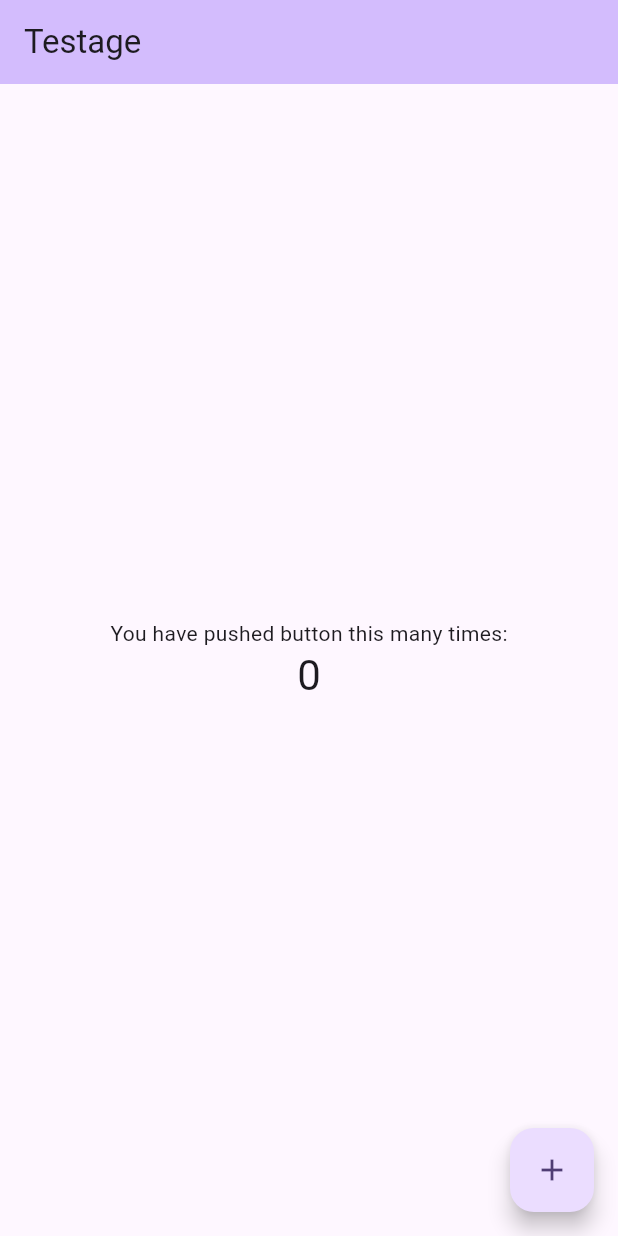
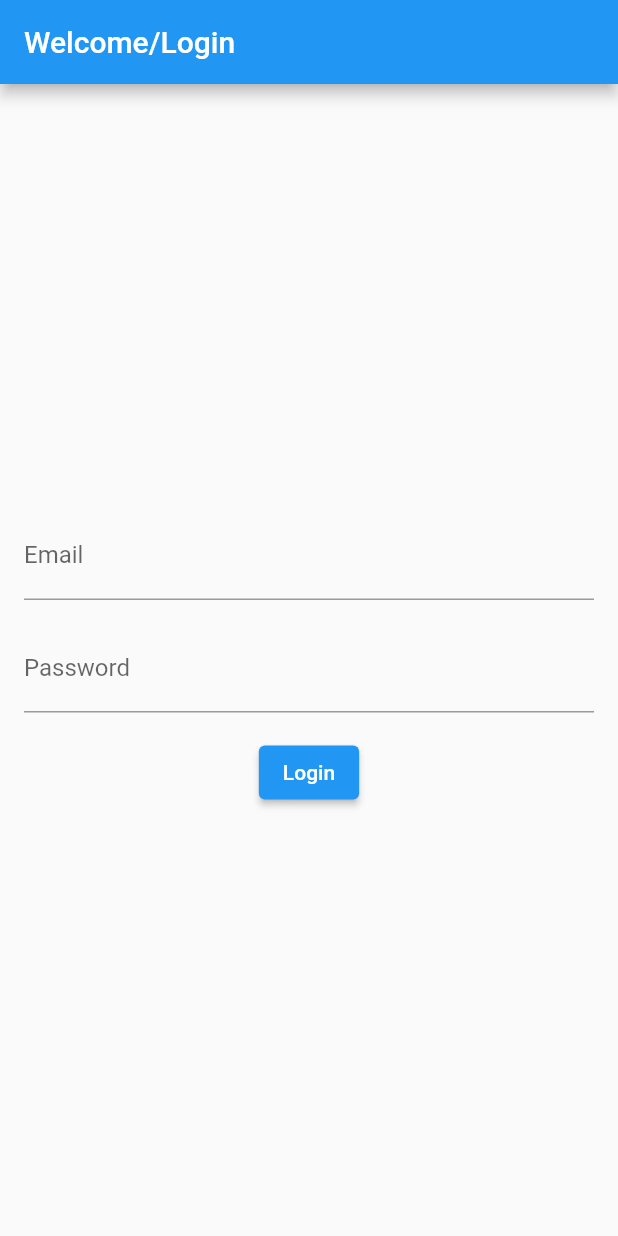
Before and after one commit to JiosHub/KaiwaAI, a Flutter app: the screen it shows after launch, on a phone screen of 412 x 824 dp. Run offline on Flutter 3.47's test engine with Material 2 defaults, Android fonts, the phone set to English and light mode, and no system bars.

```diff
--- a/lib/main.dart
+++ b/lib/main.dart
@@ -1,125 +1,19 @@
+
 import 'package:flutter/material.dart';
+import 'pages/login.dart'; // Adjust the import path based on your project structure
 
-void main() {
-  runApp(const MyApp());
-}
+void main() => runApp(MyApp());
 
 class MyApp extends StatelessWidget {
-  const MyApp({super.key});
-
-  // This widget is the root of your application.
   @override
   Widget build(BuildContext context) {
     return MaterialApp(
-      title: 'Flutter Demo',
+      title: 'My App',
       theme: ThemeData(
-        // This is the theme of your application.
-        //
-        // TRY THIS: Try running your application with "flutter run". You'll see
-        // the application has a blue toolbar. Then, without quitting the app,
-        // try changing the seedColor in the colorScheme below to Colors.green
-        // and then invoke "hot reload" (save your changes or press the "hot
-        // reload" button in a Flutter-supported IDE, or press "r" if you used
-        // the command line to start the app).
-        //
-        // Notice that the counter didn't reset back to zero; the application
-        // state is not lost during the reload. To reset the state, use hot
-        // restart instead.
-        //
-        // This works for code too, not just values: Most code changes can be
-        // tested with just a hot reload.
-        colorScheme: ColorScheme.fromSeed(seedColor: Colors.deepPurple),
-        useMaterial3: true,
+        primarySwatch: Colors.blue,
+        visualDensity: VisualDensity.adaptivePlatformDensity,
       ),
-      home: const MyHomePage(title: 'Testage'),
+      home: WelcomePage(),
     );
   }
 }
-
-class MyHomePage extends StatefulWidget {
-  const MyHomePage({super.key, required this.title});
-
-  // This widget is the home page of your application. It is stateful, meaning
-  // that it has a State object (defined below) that contains fields that affect
-  // how it looks.
-
-  // This class is the configuration for the state. It holds the values (in this
-  // case the title) provided by the parent (in this case the App widget) and
-  // used by the build method of the State. Fields in a Widget subclass are
-  // always marked "final".
-
-  final String title;
-
-  @override
-  State<MyHomePage> createState() => _MyHomePageState();
-}
-
-class _MyHomePageState extends State<MyHomePage> {
-  int _counter = 0;
-
-  void _incrementCounter() {
-    setState(() {
-      // This call to setState tells the Flutter framework that something has
-      // changed in this State, which causes it to rerun the build method below
-      // so that the display can reflect the updated values. If we changed
-      // _counter without calling setState(), then the build method would not be
-      // called again, and so nothing would appear to happen.
-      _counter++;
-    });
-  }
-
-  @override
-  Widget build(BuildContext context) {
-    // This method is rerun every time setState is called, for instance as done
-    // by the _incrementCounter method above.
-    //
-    // The Flutter framework has been optimized to make rerunning build methods
-    // fast, so that you can just rebuild anything that needs updating rather
-    // than having to individually change instances of widgets.
-    return Scaffold(
-      appBar: AppBar(
-        // TRY THIS: Try changing the color here to a specific color (to
-        // Colors.amber, perhaps?) and trigger a hot reload to see the AppBar
-        // change color while the other colors stay the same.
-        backgroundColor: Theme.of(context).colorScheme.inversePrimary,
-        // Here we take the value from the MyHomePage object that was created by
-        // the App.build method, and use it to set our appbar title.
-        title: Text(widget.title),
-      ),
-      body: Center(
-        // Center is a layout widget. It takes a single child and positions it
-        // in the middle of the parent.
-        child: Column(
-          // Column is also a layout widget. It takes a list of children and
-          // arranges them vertically. By default, it sizes itself to fit its
-          // children horizontally, and tries to be as tall as its parent.
-          //
-          // Column has various properties to control how it sizes itself and
-          // how it positions its children. Here we use mainAxisAlignment to
-          // center the children vertically; the main axis here is the vertical
-          // axis because Columns are vertical (the cross axis would be
-          // horizontal).
-          //
-          // TRY THIS: Invoke "debug painting" (choose the "Toggle Debug Paint"
-          // action in the IDE, or press "p" in the console), to see the
-          // wireframe for each widget.
-          mainAxisAlignment: MainAxisAlignment.center,
-          children: <Widget>[
-            const Text(
-              'You have pushed button this many times:',
-            ),
-            Text(
-              '$_counter',
-              style: Theme.of(context).textTheme.headlineMedium,
-            ),
-          ],
-        ),
-      ),
-      floatingActionButton: FloatingActionButton(
-        onPressed: _incrementCounter,
-        tooltip: 'Increment',
-        child: const Icon(Icons.add),
-      ), // This trailing comma makes auto-formatting nicer for build methods.
-    );
-  }
-}
--- a/lib/pages/login.dart
+++ b/lib/pages/login.dart
@@ -0,0 +1,66 @@
+import 'package:flutter/material.dart';
+import 'package:kaiwaai/pages/menu.dart';
+
+class WelcomePage extends StatefulWidget {
+  @override
+  _WelcomePageState createState() => _WelcomePageState();
+}
+
+class _WelcomePageState extends State<WelcomePage> {
+  final _formKey = GlobalKey<FormState>();
+  String _email = '';
+  String _password = '';
+
+  void _submit() {
+    if (_formKey.currentState!.validate()) {
+      _formKey.currentState!.save();
+      // Assuming the login is successful, navigate to the MenuPage
+      Navigator.of(context).pushReplacement(MaterialPageRoute(builder: (context) => MenuPage()));
+    }
+  }
+
+  @override
+  Widget build(BuildContext context) {
+    return Scaffold(
+      appBar: AppBar(title: Text('Welcome/Login')),
+      body: Padding(
+        padding: const EdgeInsets.all(16.0),
+        child: Form(
+          key: _formKey,
+          child: Column(
+            mainAxisAlignment: MainAxisAlignment.center,
+            children: [
+              TextFormField(
+                decoration: InputDecoration(labelText: 'Email'),
+                validator: (value) {
+                  if (value == null || value.isEmpty) {
+                    return 'Please enter your email';
+                  }
+                  return null;
+                },
+                onSaved: (value) => _email = value!,
+              ),
+              SizedBox(height: 16.0),
+              TextFormField(
+                decoration: InputDecoration(labelText: 'Password'),
+                obscureText: true,
+                validator: (value) {
+                  if (value == null || value.isEmpty) {
+                    return 'Please enter your password';
+                  }
+                  return null;
+                },
+                onSaved: (value) => _password = value!,
+              ),
+              SizedBox(height: 16.0),
+              ElevatedButton(
+                onPressed: _submit,
+                child: Text('Login'),
+              ),
+            ],
+          ),
+        ),
+      ),
+    );
+  }
+}
```
Also changed, not shown: lib/pages/menu.dart (+20 -0 lines), lib/pages/messaging.dart (+11 -0 lines).
